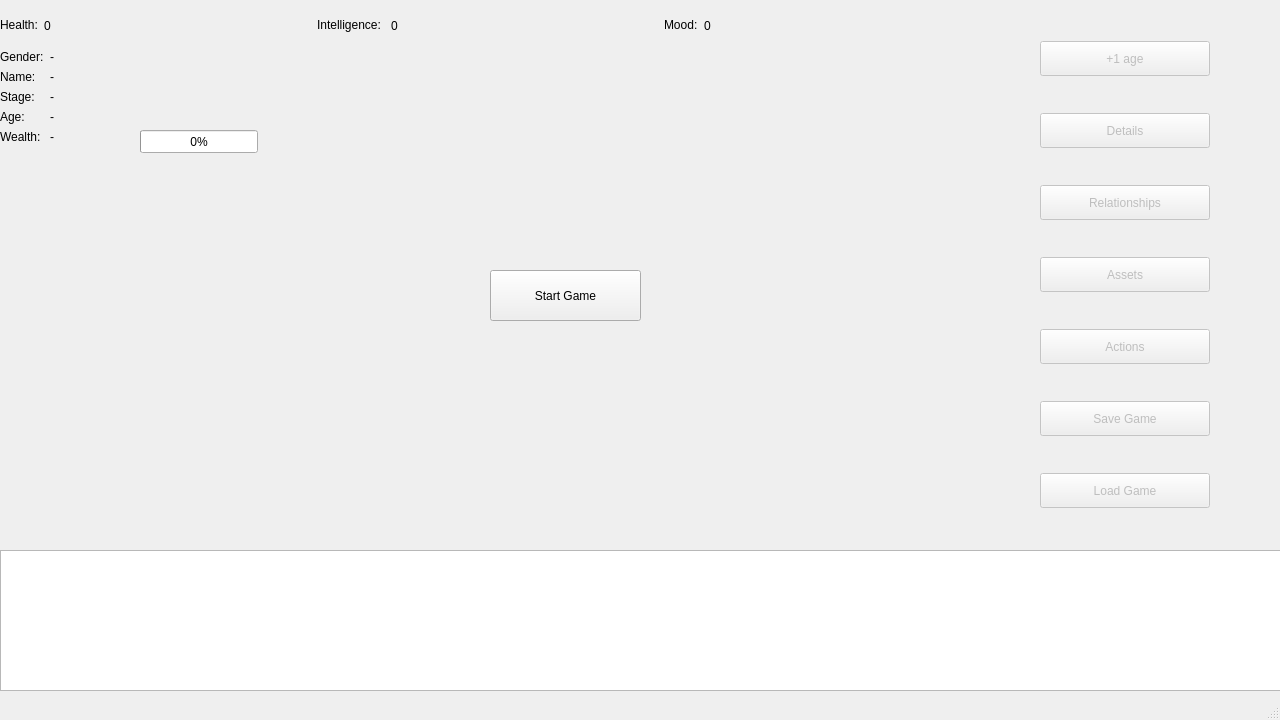
kbeni00/VirtualLife, file virtuallifeview.ui: the form before one commit.
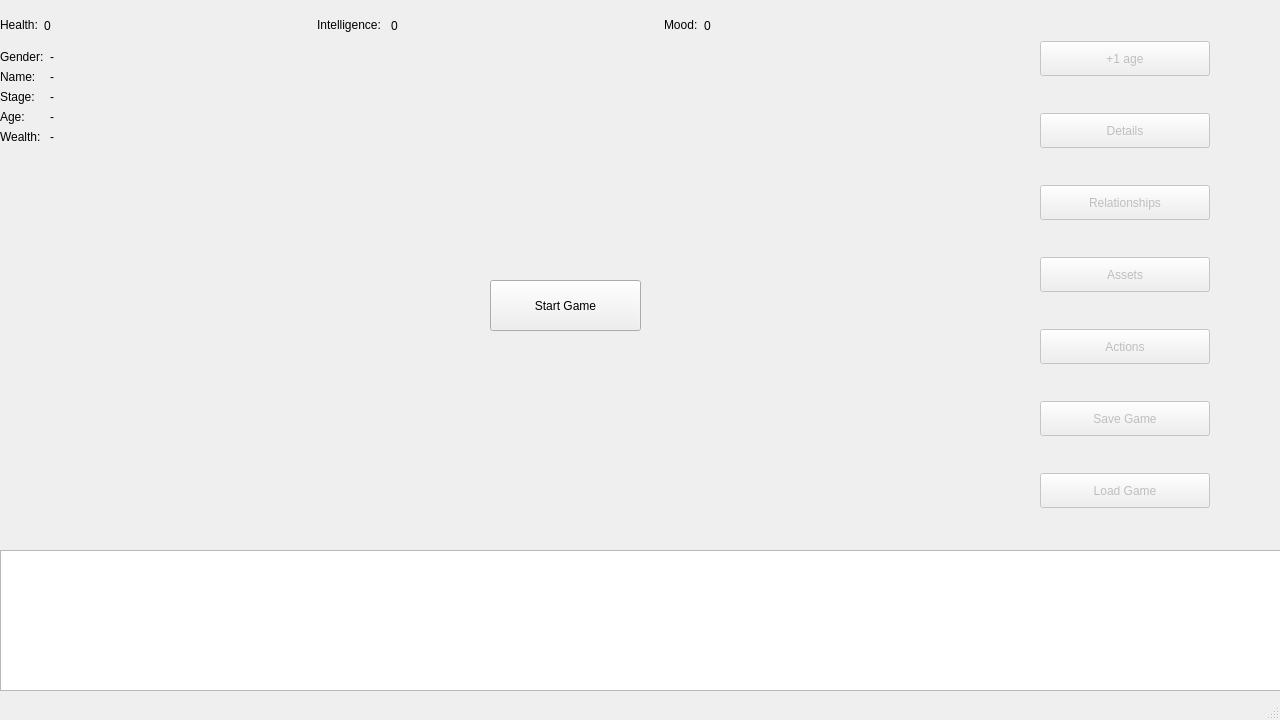
The form after the commit.

The edit to the form file:
```diff
--- a/virtuallifeview.ui
+++ b/virtuallifeview.ui
@@ -19,6 +19,12 @@
     <verstretch>0</verstretch>
    </sizepolicy>
   </property>
+  <property name="minimumSize">
+   <size>
+    <width>0</width>
+    <height>0</height>
+   </size>
+  </property>
   <property name="maximumSize">
    <size>
     <width>1280</width>
@@ -381,8 +387,8 @@
      <rect>
       <x>140</x>
       <y>50</y>
-      <width>831</width>
-      <height>501</height>
+      <width>830</width>
+      <height>500</height>
      </rect>
     </property>
     <property name="layoutDirection">
@@ -402,7 +408,7 @@
     <property name="geometry">
      <rect>
       <x>490</x>
-      <y>270</y>
+      <y>280</y>
       <width>151</width>
       <height>51</height>
      </rect>
@@ -411,19 +417,6 @@
      <string>Start Game</string>
     </property>
    </widget>
-   <widget class="QProgressBar" name="progressBar">
-    <property name="geometry">
-     <rect>
-      <x>140</x>
-      <y>130</y>
-      <width>118</width>
-      <height>23</height>
-     </rect>
-    </property>
-    <property name="value">
-     <number>0</number>
-    </property>
-   </widget>
   </widget>
   <widget class="QMenuBar" name="menubar">
    <property name="geometry">
```
Left out of the diff: 14 changed lines with no effect on the pictures.
